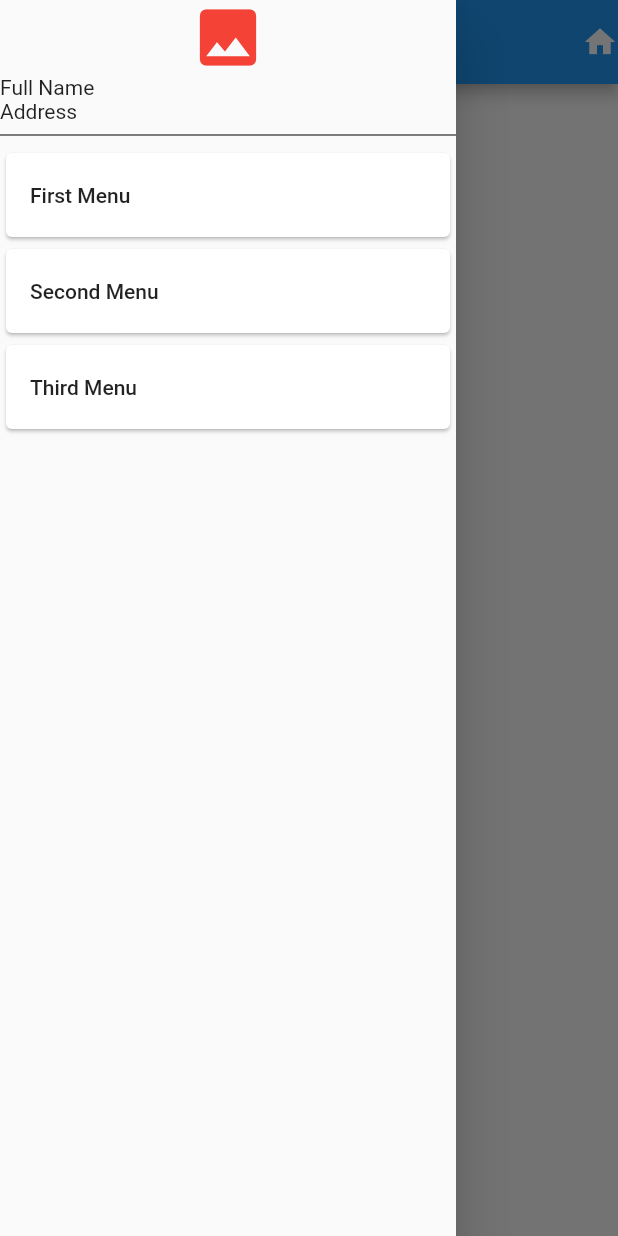
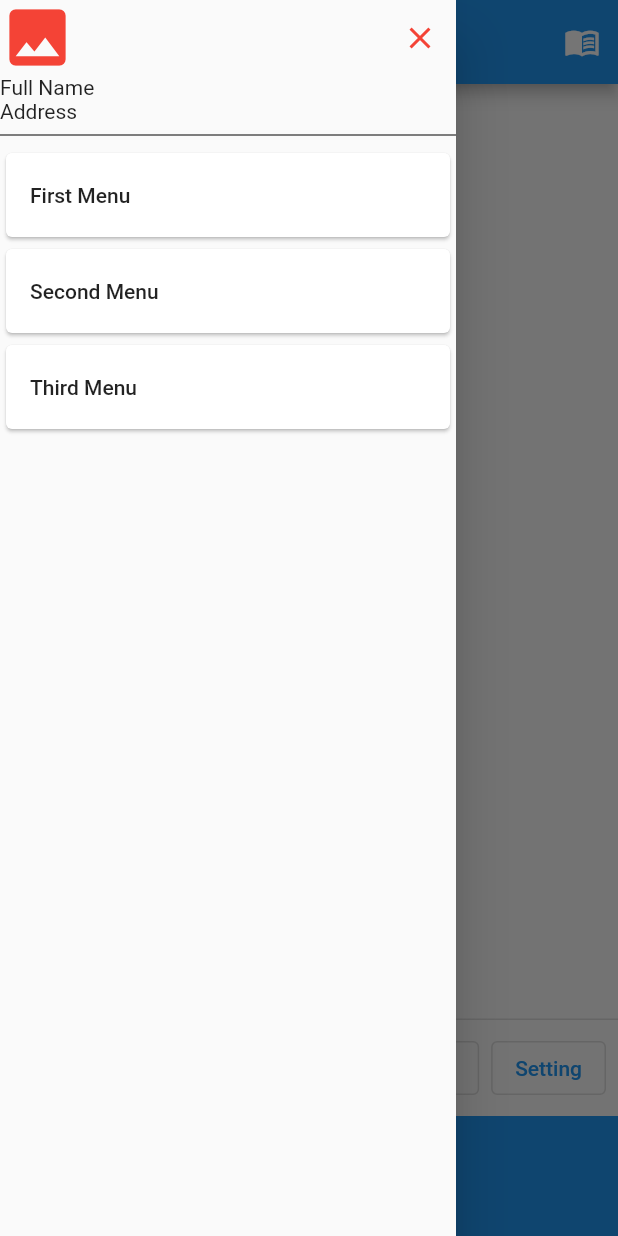
Before and after one commit to nikitachawan/firstrepo, a Flutter app: the screen it shows after launch, with the side drawer open, on a phone screen of 412 x 824 dp. Run offline on Flutter 3.47's test engine with Material 2 defaults, Android fonts, the phone set to English and light mode, and no system bars.

Commit message:
button added

```diff
--- a/lib/main.dart
+++ b/lib/main.dart
@@ -15,9 +15,17 @@ class AboutPage extends StatelessWidget {
             'About Page',
           ),
           actions: [
-            Icon(
-              Icons.home,
-              color: Colors.white,
+            Builder(
+              builder: (ctx) {
+                return IconButton(
+                  onPressed: () {
+                    Scaffold.of(ctx).openEndDrawer();
+                  },
+                  icon: Icon(
+                    Icons.menu_book,
+                  ),
+                );
+              },
             ),
           ],
           leading: Builder(builder: (ctx) {
@@ -41,10 +49,26 @@ class AboutPage extends StatelessWidget {
         drawer: Drawer(
           child: ListView(
             children: [
-              Icon(
-                Icons.image,
-                color: Colors.red,
-                size: 50,
+              Row(
+                mainAxisAlignment: MainAxisAlignment.spaceBetween,
+                children: [
+                  Icon(
+                    Icons.image,
+                    color: Colors.red,
+                    size: 50,
+                  ),
+                  Builder(builder: (ctx) {
+                    return IconButton(
+                      onPressed: () {
+                        Scaffold.of(ctx).closeDrawer();
+                      },
+                      icon: Icon(
+                        Icons.close,
+                        color: Colors.red,
+                      ),
+                    );
+                  })
+                ],
               ),
               Text(
                 'Full Name',
@@ -82,6 +106,41 @@ class AboutPage extends StatelessWidget {
         onDrawerChanged: (val) {
           print('on drawer change: $val');
         },
+        endDrawer: Drawer(
+          child: ListView(
+            children: [
+              UserAccountsDrawerHeader(
+                accountName: Text(
+                  'Account Name',
+                ),
+                accountEmail: Text(
+                  'youremail@gmail.com',
+                ),
+                currentAccountPicture: CircleAvatar(
+                  child: Text('Image'),
+                ),
+              ),
+            ],
+          ),
+        ),
+        persistentFooterButtons: [
+          OutlinedButton(
+            onPressed: () {},
+            child: Text('Home'),
+          ),
+          OutlinedButton(
+            onPressed: () {},
+            child: Text('Profile'),
+          ),
+          OutlinedButton(
+            onPressed: () {},
+            child: Text('Setting'),
+          ),
+        ],
+        bottomNavigationBar: Container(
+          height: 80,
+          color: Colors.blue,
+        ),
       ),
     );
   }
```
